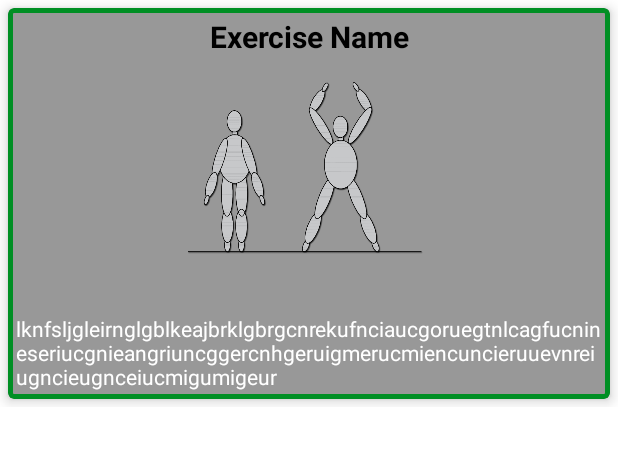
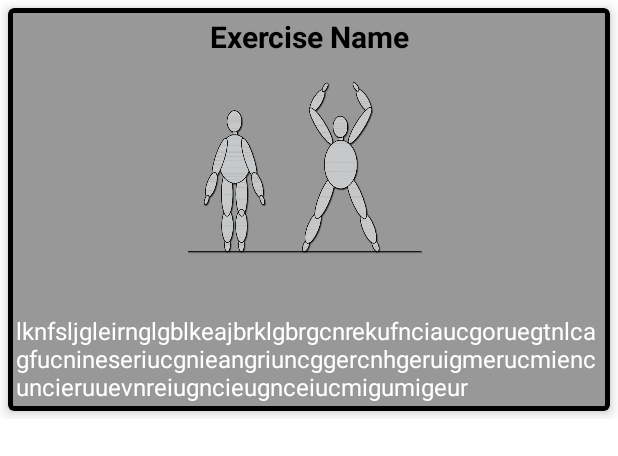
Before and after one commit to Samarth-Natrajan/7MinuteWorkout_App, an Android app: the layout item_about_exercise.xml on its own in the app's theme, with its tools: preview values and no code run, on a phone screen of 412 x 824 dp. Shown: the top 456 px of the screen. Run offline under Robolectric (Android 15) with nearby library versions, the phone set to English and light mode, and no system bars.

Commit message:
99.99%complete

```diff
--- a/app/src/main/res/layout/item_about_exercise.xml
+++ b/app/src/main/res/layout/item_about_exercise.xml
@@ -12,7 +12,7 @@
             android:layout_height="wrap_content"
             app:cardElevation="5dp"
             app:strokeWidth="3dp"
-            app:strokeColor="@color/colorAccent"
+            app:strokeColor="@color/black"
             android:backgroundTint="#989898"
             android:layout_margin="5dp"
             >
@@ -42,6 +42,7 @@
                 android:layout_height="wrap_content"
                 android:layout_margin="5dp"
                 android:layout_gravity="center"
+                android:textSize="16sp"
                 android:textColor="@color/white"
                 tools:text="lknfsljgleirnglgblkeajbrklgbrgcnrekufnciaucgoruegtnlcagfucnineseriucgnieangriuncggercnhgeruigmerucmiencuncieruuevnreiugncieugnceiucmigumigeur"/>
         </LinearLayout>
```
